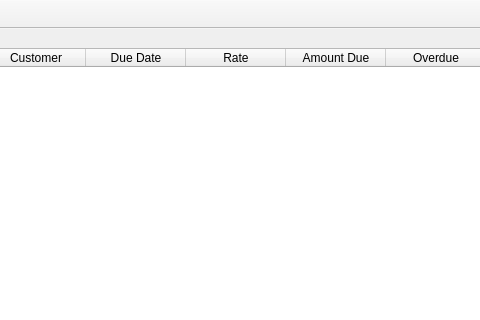
This is mainwindow.ui in drakovic23/3400-util as Qt 5 draws it before an edit; both pictures show x 454 to 934 and y 0 to 320 of the 1060 by 590 pixel window. The edited form follows.
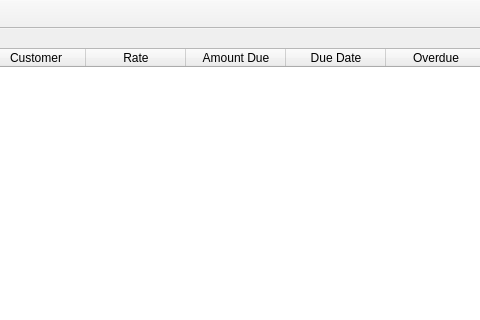
This is the edited form. Icons and pictures are not drawn. Custom widgets are drawn as their Qt base class.

Commit message: add hover effect

The edit to the form file:
```diff
--- a/mainwindow.ui
+++ b/mainwindow.ui
@@ -68,16 +68,17 @@
           <height>371</height>
          </rect>
         </property>
+        <property name="styleSheet">
+         <string notr="true">QTableWidget::item:hover {
+    background-color: #a8c8ff;
+    color: white;
+}</string>
+        </property>
         <column>
          <property name="text">
           <string>Customer</string>
          </property>
         </column>
-        <column>
-         <property name="text">
-          <string>Due Date</string>
-         </property>
-        </column>
         <column>
          <property name="text">
           <string>Rate</string>
@@ -88,6 +89,11 @@
           <string>Amount Due</string>
          </property>
         </column>
+        <column>
+         <property name="text">
+          <string>Due Date</string>
+         </property>
+        </column>
         <column>
          <property name="text">
           <string>Overdue</string>
```
Left out of the diff: 6 changed lines with no effect on the pictures.
